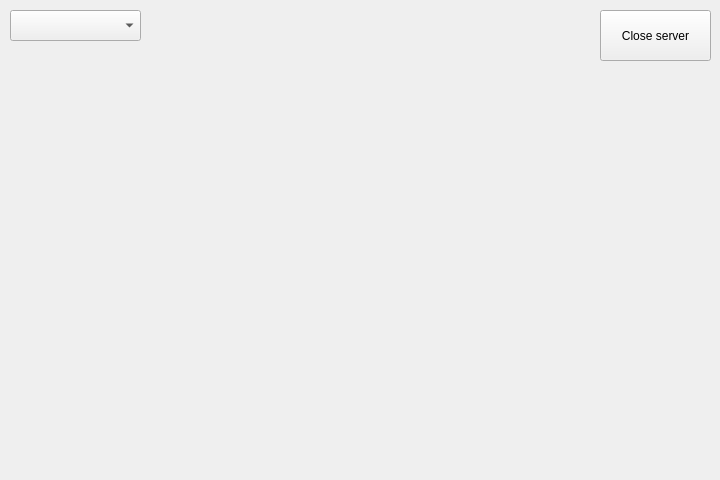
Before: the Qt Designer form qt/main_qt.ui in vega-d/CatClient, drawn with Qt 5.
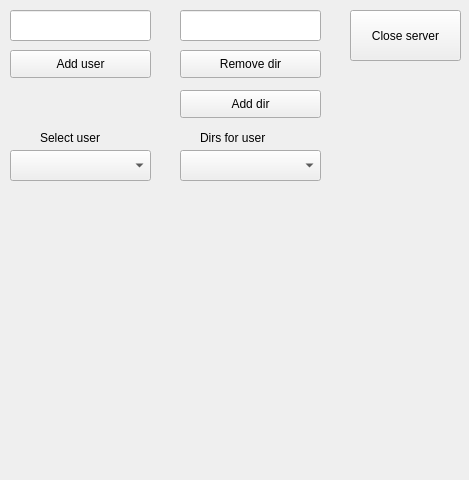
After: the same form once the commit is applied.

Patch:
```diff
--- a/qt/main_qt.ui
+++ b/qt/main_qt.ui
@@ -6,7 +6,7 @@
    <rect>
     <x>0</x>
     <y>0</y>
-    <width>720</width>
+    <width>469</width>
     <height>480</height>
    </rect>
   </property>
@@ -16,7 +16,7 @@
   <widget class="QPushButton" name="pushButton">
    <property name="geometry">
     <rect>
-     <x>600</x>
+     <x>350</x>
      <y>10</y>
      <width>111</width>
      <height>51</height>
@@ -30,12 +30,107 @@
    <property name="geometry">
     <rect>
      <x>10</x>
+     <y>150</y>
+     <width>141</width>
+     <height>31</height>
+    </rect>
+   </property>
+  </widget>
+  <widget class="QLabel" name="label">
+   <property name="geometry">
+    <rect>
+     <x>40</x>
+     <y>130</y>
+     <width>71</width>
+     <height>16</height>
+    </rect>
+   </property>
+   <property name="text">
+    <string>Select user</string>
+   </property>
+  </widget>
+  <widget class="QComboBox" name="list_dirs">
+   <property name="geometry">
+    <rect>
+     <x>180</x>
+     <y>150</y>
+     <width>141</width>
+     <height>31</height>
+    </rect>
+   </property>
+  </widget>
+  <widget class="QLabel" name="label_2">
+   <property name="geometry">
+    <rect>
+     <x>200</x>
+     <y>130</y>
+     <width>91</width>
+     <height>16</height>
+    </rect>
+   </property>
+   <property name="text">
+    <string>Dirs for user</string>
+   </property>
+  </widget>
+  <widget class="QPushButton" name="remove_dir">
+   <property name="geometry">
+    <rect>
+     <x>180</x>
+     <y>50</y>
+     <width>141</width>
+     <height>28</height>
+    </rect>
+   </property>
+   <property name="text">
+    <string>Remove dir</string>
+   </property>
+  </widget>
+  <widget class="QLineEdit" name="input_dir">
+   <property name="geometry">
+    <rect>
+     <x>180</x>
      <y>10</y>
-     <width>131</width>
+     <width>141</width>
      <height>31</height>
     </rect>
    </property>
   </widget>
+  <widget class="QPushButton" name="add_dir">
+   <property name="geometry">
+    <rect>
+     <x>180</x>
+     <y>90</y>
+     <width>141</width>
+     <height>28</height>
+    </rect>
+   </property>
+   <property name="text">
+    <string>Add dir</string>
+   </property>
+  </widget>
+  <widget class="QLineEdit" name="input_user">
+   <property name="geometry">
+    <rect>
+     <x>10</x>
+     <y>10</y>
+     <width>141</width>
+     <height>31</height>
+    </rect>
+   </property>
+  </widget>
+  <widget class="QPushButton" name="add_user">
+   <property name="geometry">
+    <rect>
+     <x>10</x>
+     <y>50</y>
+     <width>141</width>
+     <height>28</height>
+    </rect>
+   </property>
+   <property name="text">
+    <string>Add user</string>
+   </property>
+  </widget>
  </widget>
  <resources/>
  <connections/>
```
Left out of the diff: 4 changed lines with no effect on the pictures.
